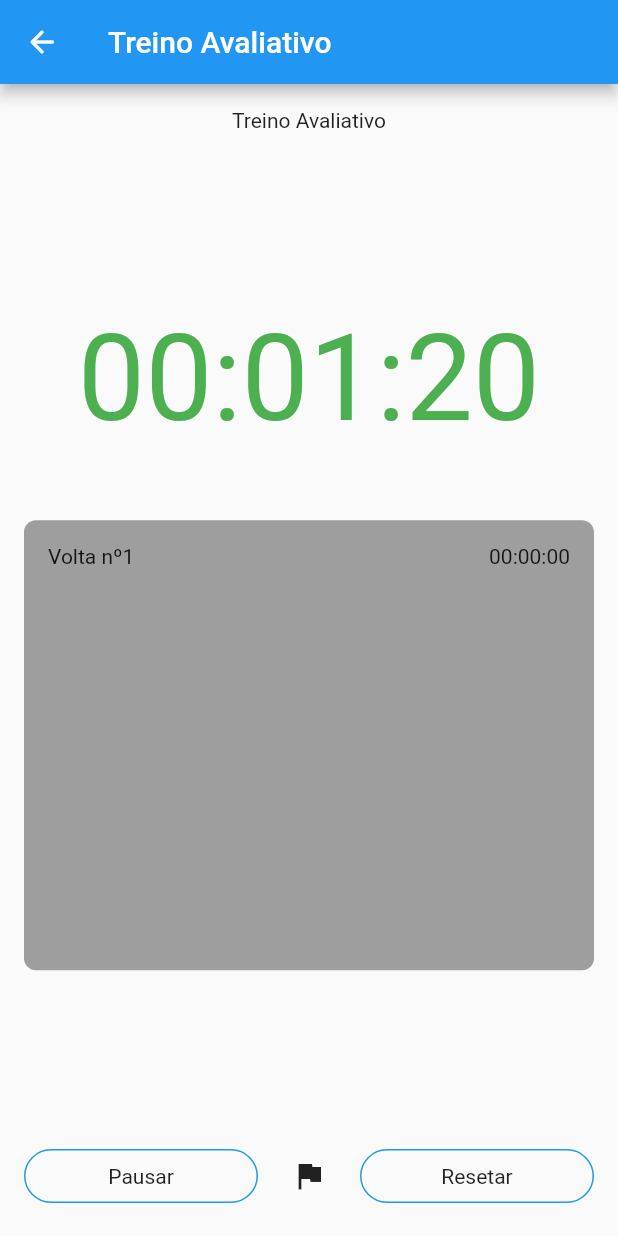
After one commit to lamarcaa/UNASplash, a Flutter app: the Cronometro screen opened directly, item 2 of the bottom bar chosen, after a tap on "Iniciar", on a phone screen of 412 x 824 dp. The commit adds this screen. Run offline on Flutter 3.47's test engine with Material 2 defaults, Android fonts, the light colour scheme and no system bars; our stand-ins replace google_nav_bar.

Commit message:
logica do cronometro criado

```diff
--- /dev/null
+++ b/lib/telas/cronometro.dart
@@ -0,0 +1,180 @@
+import 'dart:async';
+import 'package:flutter/material.dart';
+
+class Cronometro extends StatefulWidget {
+  const Cronometro({super.key});
+
+  @override
+  State<Cronometro> createState() => _CronometroState();
+}
+
+class _CronometroState extends State<Cronometro> {
+  int milisegundos = 0;
+  int segundos = 0;
+  int minutos = 0;
+  String guardaMili = "00";
+  String guardaSeg = "00";
+  String guardaMin = "00";
+  Timer? timer;
+  bool started = false;
+  List<String> voltas = [];
+  String digitoMili = "00";
+  String digitoSeg = "00";
+  String digitoMin = "00";
+
+  void paraCronometro() {
+    timer!.cancel();
+    setState(() {
+      started = false;
+    });
+  }
+
+  void resetaCronometro() {
+    timer!.cancel();
+    setState(() {
+      milisegundos = 0;
+      segundos = 0;
+      minutos = 0;
+
+      guardaMili = "00";
+      guardaSeg = "00";
+      guardaMin = "00";
+
+      digitoMili = "00";
+      digitoSeg = "00";
+      digitoMin = "00";
+
+      voltas.clear();
+
+      started = false;
+    });
+  }
+
+  void salvaVoltas() {
+    String volta = "$digitoMin:$digitoSeg:$digitoMili";
+    setState(() {
+      voltas.add(volta);
+    });
+  }
+
+  void iniciaCronometro() {
+    started = true;
+    timer = Timer.periodic(Duration(milliseconds: 10), (timer) {
+      setState(() {
+        milisegundos++;
+        if (milisegundos >= 100) {
+          milisegundos = 0;
+          segundos++;
+          if (segundos >= 60) {
+            segundos = 0;
+            minutos++;
+          }
+        }
+        digitoMili = (milisegundos >= 10) ? "$milisegundos" : "0$milisegundos";
+        digitoSeg = (segundos >= 10) ? "$segundos" : "0$segundos";
+        digitoMin = (minutos >= 10) ? "$minutos" : "0$minutos";
+      });
+    });
+  }
+
+  Widget build(BuildContext context) {
+    Color cronometroColor = (segundos >= 10) ? Colors.red : Colors.green;
+
+    return Scaffold(
+      appBar: AppBar(
+        leading: IconButton(
+          icon: Icon(Icons.arrow_back_rounded),
+          onPressed: () {
+            Navigator.of(context).pop();
+          },
+        ),
+        title: Text('Treino Avaliativo'),
+      ),
+      body: SafeArea(
+        child: Padding(
+          padding: EdgeInsets.all(16),
+          child: Column(
+            mainAxisAlignment: MainAxisAlignment.spaceBetween,
+            crossAxisAlignment: CrossAxisAlignment.center,
+            children: [
+              Center(
+                child: Text("Treino Avaliativo"),
+              ),
+              SizedBox(height: 25),
+              Center(
+                child: Text(
+                  "$digitoMin:$digitoSeg:$digitoMili",
+                  style: TextStyle(fontSize: 80, color: cronometroColor),
+                ),
+              ),
+              Container(
+                height: 300,
+                decoration: BoxDecoration(
+                  color: Colors.grey,
+                  borderRadius: BorderRadius.circular(8.0),
+                ),
+                child: ListView.builder(
+                  itemCount: voltas.length,
+                  itemBuilder: (context, index) {
+                    return Padding(
+                      padding: EdgeInsets.all(16),
+                      child: Row(
+                        mainAxisAlignment: MainAxisAlignment.spaceBetween,
+                        children: [
+                          Text('Volta nº${index + 1}'),
+                          Text('${voltas[index]}'),
+                        ],
+                      ),
+                    );
+                  },
+                ),
+              ),
+              SizedBox(
+                height: 20,
+              ),
+              Row(
+                mainAxisAlignment: MainAxisAlignment.spaceBetween,
+                children: [
+                  Expanded(
+                    child: RawMaterialButton(
+                      onPressed: () {
+                        (!started) ? iniciaCronometro() : paraCronometro();
+                      },
+                      shape: const StadiumBorder(
+                        side: BorderSide(color: Colors.blue),
+                      ),
+                      child: Text((!started) ? "Iniciar" : "Pausar"),
+                    ),
+                  ),
+                  SizedBox(
+                    width: 10,
+                  ),
+                  IconButton(
+                    onPressed: () {
+                      salvaVoltas();
+                    },
+                    icon: Icon(Icons.flag_sharp),
+                  ),
+                  SizedBox(
+                    width: 10,
+                  ),
+                  Expanded(
+                    child: RawMaterialButton(
+                      onPressed: () {
+                        resetaCronometro();
+                      },
+                      shape: const StadiumBorder(
+                        side: BorderSide(color: Colors.blue),
+                      ),
+                      child: Text('Resetar'),
+                    ),
+                  ),
+                ],
+              ),
+            ],
+          ),
+        ),
+      ),
+    );
+  }
+}
--- a/lib/telas/formTreinoAvaliativo.dart
+++ /dev/null
@@ -1,21 +0,0 @@
-import 'package:flutter/material.dart';
-import 'package:unasplash/componentes/textfield.dart';
-
-class FormTreinoAvaliativo extends StatelessWidget {
-  const FormTreinoAvaliativo({super.key});
-
-  @override
-  Widget build(BuildContext context) {
-    return Scaffold(
-      appBar: AppBar(
-        leading: IconButton(
-          icon: Icon(Icons.arrow_back_rounded),
-          onPressed: () {
-            Navigator.of(context).pop();
-          },
-        ),
-      ),
-      body: TextFieldPadrao(hintText: hintText, obscureText: obscureText),
-    );
-  }
-}
--- a/lib/users/treinador/menuPrincipalTreinador.dart
+++ b/lib/users/treinador/menuPrincipalTreinador.dart
@@ -1,7 +1,7 @@
 import 'package:flutter/material.dart';
 import 'package:google_nav_bar/google_nav_bar.dart';
 import 'package:unasplash/componentes/drawerPadrao.dart';
-import 'package:unasplash/telas/formTreinoAvaliativo.dart';
+import 'package:unasplash/telas/cronometro.dart';
 import 'package:unasplash/telas/treinoAvaliativo.dart';
 import 'package:unasplash/users/administrador/formCadastro.dart';
 import 'package:unasplash/users/administrador/gerenciaUsario.dart';
@@ -25,17 +25,19 @@ class _MenuPrincipalTreinadorState extends State<MenuPrincipalTreinador> {
   @override
   Widget build(BuildContext context) {
     return Scaffold(
-      floatingActionButton: FloatingActionButton(onPressed: () {
-        Navigator.push(
-          context,
-          MaterialPageRoute(builder: (context) => FormTreinoAvaliativo()),
-        );
-        print('Clicado');
-        Icon(
-          Icons.add,
+      floatingActionButton: FloatingActionButton(
+        onPressed: () {
+          Navigator.push(
+            context,
+            MaterialPageRoute(builder: (context) => Cronometro()),
+          );
+          print('Clicado');
+        },
+        child: Icon(
+          Icons.timer_sharp,
           size: 20,
-        );
-      }),
+        ),
+      ),
       key: scaffoldKey,
       appBar: AppBar(
         backgroundColor: Colors.white,
```
